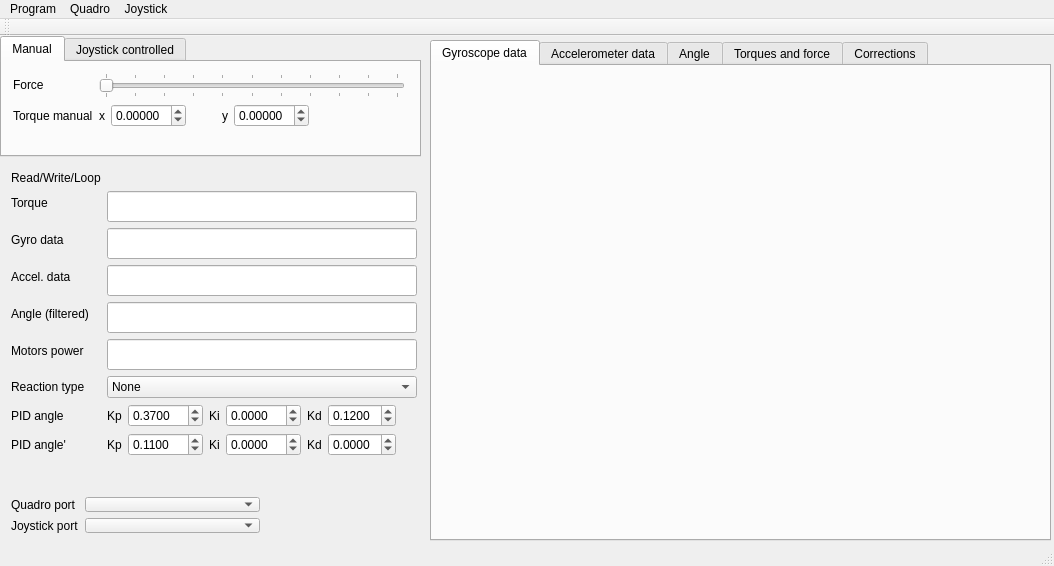
First picture: the form in control/qt/quadro.ui, repository it-workshop/Quadrocopter, before the edit.
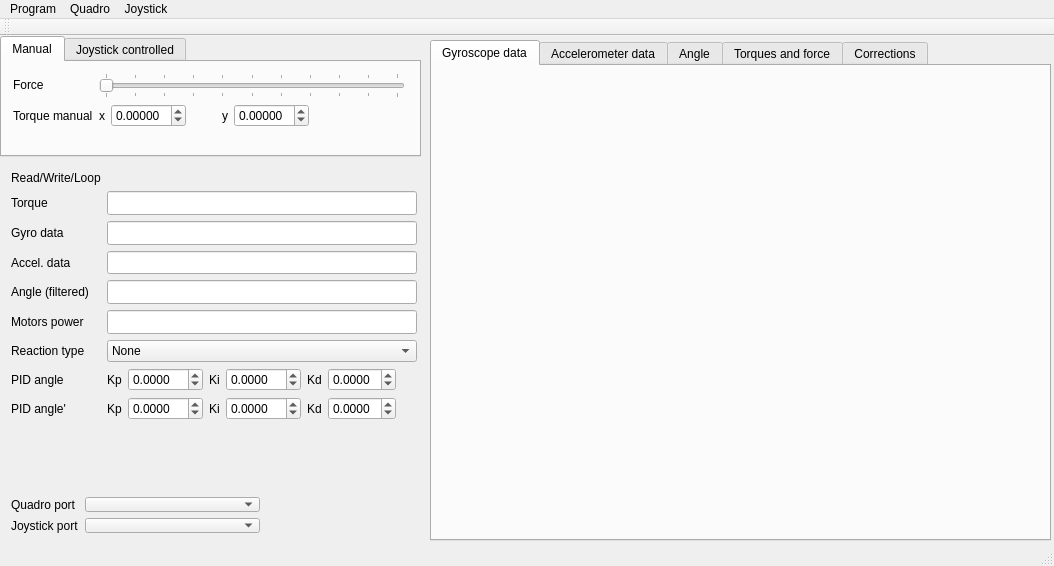
Second picture: the form after the edit. Custom widgets are drawn as their Qt base class.

The edit to the form file:
```diff
--- a/control/qt/quadro.ui
+++ b/control/qt/quadro.ui
@@ -297,7 +297,7 @@
       <x>0</x>
       <y>124</y>
       <width>428</width>
-      <height>330</height>
+      <height>271</height>
      </rect>
     </property>
     <layout class="QFormLayout" name="formLayout_2">
@@ -486,7 +486,7 @@
           <double>0.030000000000000</double>
          </property>
          <property name="value">
-          <double>0.370000000000000</double>
+          <double>0.000000000000000</double>
          </property>
         </widget>
        </item>
@@ -565,7 +565,7 @@
           <double>0.030000000000000</double>
          </property>
          <property name="value">
-          <double>0.120000000000000</double>
+          <double>0.000000000000000</double>
          </property>
         </widget>
        </item>
@@ -620,7 +620,7 @@
           <double>0.030000000000000</double>
          </property>
          <property name="value">
-          <double>0.110000000000000</double>
+          <double>0.000000000000000</double>
          </property>
         </widget>
        </item>
```
Left out of the diff: 16 changed lines with no effect on the pictures.
